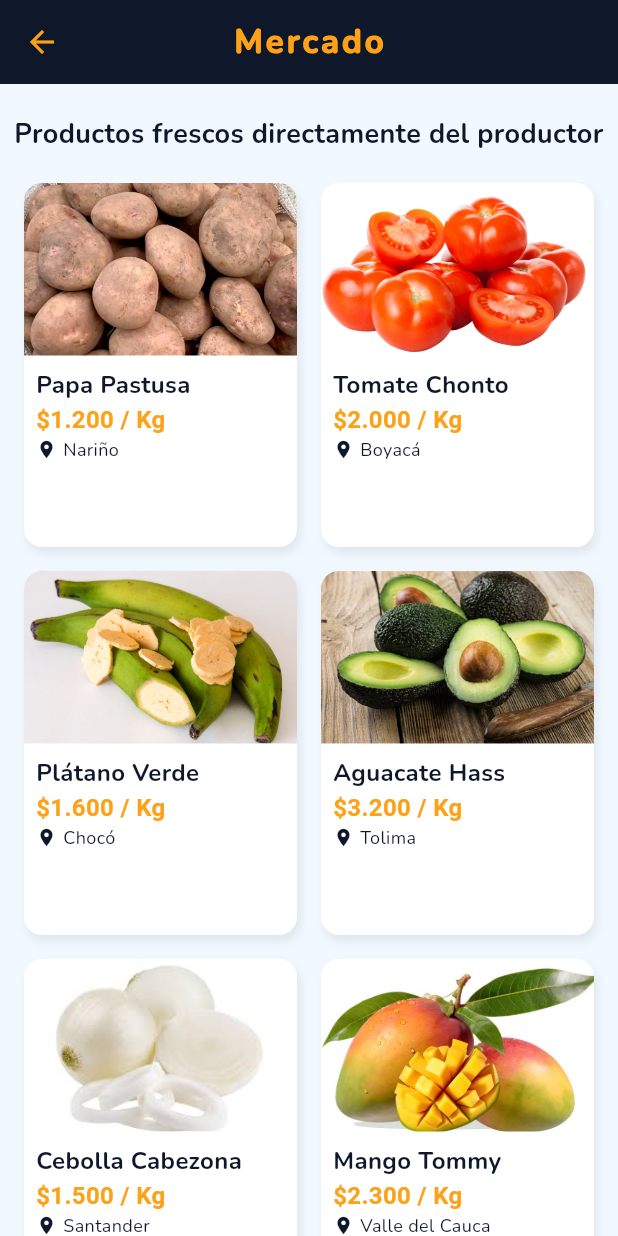
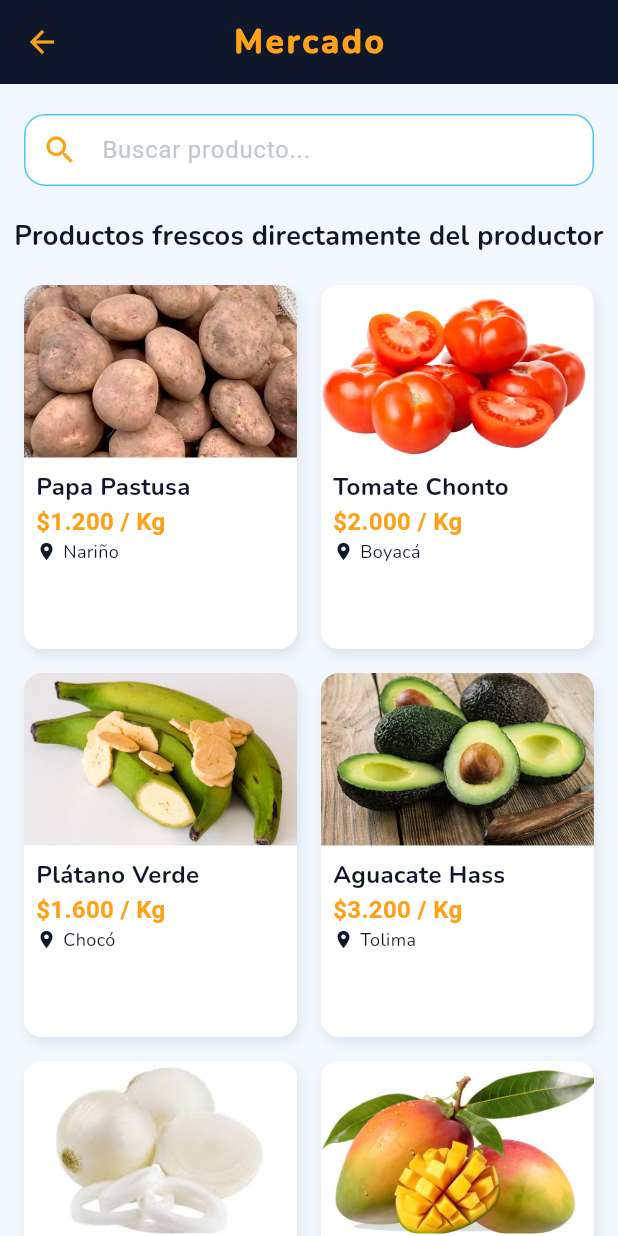
Before and after one commit to VicoCalvera/UbiApp_ProyectoFinal, a Flutter app: the MercadoScreen screen opened by its route, on a phone screen of 412 x 824 dp. Run offline on Flutter 3.47's test engine with Material 3 defaults, Android fonts, the light colour scheme and no system bars; our stand-ins replace flutter_secure_storage, geolocator, google_maps_flutter, local_auth; accounts and stored records are empty; Roboto replaces fonts that are missing (Poppins).

```diff
--- a/lib/screens/location_screen.dart
+++ b/lib/screens/location_screen.dart
@@ -1,5 +1,6 @@
 import 'package:flutter/material.dart';
 import '../services/location_service.dart';
+import 'map_screen.dart';
 
 class LocationScreen extends StatefulWidget {
   LocationScreen({Key? key}) : super(key: key);
@@ -32,6 +33,18 @@
     }
   }
 
+  void _openMap() {
+    if (_latitude != null && _longitude != null) {
+      Navigator.push(
+        context,
+        MaterialPageRoute(
+          builder: (context) =>
+              MapScreen(latitude: _latitude!, longitude: _longitude!),
+        ),
+      );
+    }
+  }
+
   @override
   Widget build(BuildContext context) {
     return Scaffold(
@@ -48,7 +61,7 @@
         padding: const EdgeInsets.all(20),
         child: Column(
           children: [
-            // Banner decorativo superior
+            // Banner decorativo
             Container(
               height: 160,
               width: double.infinity,
@@ -93,6 +106,8 @@
                     ),
                   ),
                   const SizedBox(height: 30),
+
+                  // Botón obtener ubicación
                   ElevatedButton.icon(
                     onPressed: _getLocation,
                     icon: const Icon(Icons.my_location, color: Colors.white),
@@ -114,6 +129,32 @@
                       elevation: 4,
                     ),
                   ),
+
+                  const SizedBox(height: 20),
+
+                  // Botón para abrir el mapa
+                  if (_latitude != null && _longitude != null)
+                    ElevatedButton.icon(
+                      onPressed: _openMap,
+                      icon: const Icon(Icons.map, color: Colors.white),
+                      label: const Text(
+                        "Ver en mapa",
+                        style: TextStyle(
+                          fontSize: 16,
+                          fontWeight: FontWeight.bold,
+                          color: Colors.white,
+                        ),
+                      ),
+                      style: ElevatedButton.styleFrom(
+                        backgroundColor: const Color(0xFF0F172B),
+                        padding: const EdgeInsets.symmetric(
+                            vertical: 15, horizontal: 25),
+                        shape: RoundedRectangleBorder(
+                          borderRadius: BorderRadius.circular(15),
+                        ),
+                        elevation: 4,
+                      ),
+                    ),
                 ],
               ),
             ),
--- /dev/null
+++ b/lib/screens/map_screen.dart
@@ -0,0 +1,39 @@
+import 'package:flutter/material.dart';
+import 'package:google_maps_flutter/google_maps_flutter.dart';
+
+class MapScreen extends StatelessWidget {
+  final double latitude;
+  final double longitude;
+
+  const MapScreen({
+    super.key,
+    required this.latitude,
+    required this.longitude,
+  });
+
+  @override
+  Widget build(BuildContext context) {
+    final LatLng position = LatLng(latitude, longitude);
+
+    return Scaffold(
+      appBar: AppBar(
+        backgroundColor: const Color(0xFF0F172B),
+        title: const Text("Mapa", style: TextStyle(color: Color(0xFFFEA116))),
+        iconTheme: const IconThemeData(color: Color(0xFFFEA116)),
+      ),
+      body: GoogleMap(
+        initialCameraPosition: CameraPosition(
+          target: position,
+          zoom: 13,
+        ),
+        markers: {
+          Marker(
+            markerId: const MarkerId("current"),
+            position: position,
+            infoWindow: const InfoWindow(title: "Tu ubicación"),
+          ),
+        },
+      ),
+    );
+  }
+}
--- a/lib/screens/mercado_screen.dart
+++ b/lib/screens/mercado_screen.dart
@@ -1,135 +1,59 @@
 import 'package:flutter/material.dart';
 import 'producto_detalle_screen.dart';
 
-class MercadoScreen extends StatelessWidget {
+class MercadoScreen extends StatefulWidget {
   const MercadoScreen({super.key});
 
   @override
-  Widget build(BuildContext context) {
-    // Lista de productos ficticios
-    final List<Map<String, String>> productos = [
-           {
-        'nombre': 'Papa Pastusa',
-        'precio': '\$1.200 / Kg',
-        'ubicacion': 'Nariño',
-        'imagen': 'assets/images/papapastusa.jpg'
-      },
-      {
-        'nombre': 'Tomate Chonto',
-        'precio': '\$2.000 / Kg',
-        'ubicacion': 'Boyacá',
-        'imagen': 'assets/images/tomate.png'
-      },
-      {
-        'nombre': 'Plátano Verde',
-        'precio': '\$1.600 / Kg',
-        'ubicacion': 'Chocó',
-        'imagen': 'assets/images/platano_verde.jpeg'
-      },
-      {
-        'nombre': 'Aguacate Hass',
-        'precio': '\$3.200 / Kg',
-        'ubicacion': 'Tolima',
-        'imagen': 'assets/images/aguacate.png'
-      },
-      {
-        'nombre': 'Cebolla Cabezona',
-        'precio': '\$1.500 / Kg',
-        'ubicacion': 'Santander',
-        'imagen': 'assets/images/cebolla_cab.jpg'
-      },
-      {
-        'nombre': 'Mango Tommy',
-        'precio': '\$2.300 / Kg',
-        'ubicacion': 'Valle del Cauca',
-        'imagen': 'assets/images/mango.jpg'
-      },
-      {
-        'nombre': 'Lechuga Batavia',
-        'precio': '\$1.000 / Unidad',
-        'ubicacion': 'Cundinamarca',
-        'imagen': 'assets/images/lechuga.jpg'
-      },
-      {
-        'nombre': 'Banano',
-        'precio': '\$1.200 / Kg',
-        'ubicacion': 'Antioquia',
-        'imagen': 'assets/images/banano.jpg'
-      },
-      {
-        'nombre': 'Café Excelso',
-        'precio': '\$18.000 / Libra',
-        'ubicacion': 'Huila',
-        'imagen': 'assets/images/coffee.jpg'
-      },
-      {
-        'nombre': 'Maíz Amarillo',
-        'precio': '\$900 / Kg',
-        'ubicacion': 'Córdoba',
-        'imagen': 'assets/images/maiz.jpg'
-      },
-      {
-        'nombre': 'Cacao en Grano',
-        'precio': '\$21.000 / Kg',
-        'ubicacion': 'Cauca',
-        'imagen': 'assets/images/cacao.jpeg'
-      },
-      {
-        'nombre': 'Yuca',
-        'precio': '\$1.000 / Kg',
-        'ubicacion': 'Meta',
-        'imagen': 'assets/images/yuca.jpg'
-      },
-      {
-        'nombre': 'Naranja Valencia',
-        'precio': '\$1.200 / Kg',
-        'ubicacion': 'Atlántico',
-        'imagen': 'assets/images/naranja.jpg'
-      },
-      {
-        'nombre': 'Piña Oro Miel',
-        'precio': '\$2.400 / Unidad',
-        'ubicacion': 'Quindío',
-        'imagen': 'assets/images/papacriolla.jpg'
-      },
-      {
-        'nombre': 'Arroz Paddy',
-        'precio': '\$2.100 / Kg',
-        'ubicacion': 'Sucre',
-        'imagen': 'assets/images/arroz.jpg'
-      },
-      {
-        'nombre': 'Frijol Bola Roja',
-        'precio': '\$4.200 / Kg',
-        'ubicacion': 'Norte de Santander',
-        'imagen': 'assets/images/frijol.jpg'
-      },
-      {
-        'nombre': 'Papa Criolla',
-        'precio': '\$2.800 / Kg',
-        'ubicacion': 'Caldas',
-        'imagen': 'assets/images/papacriolla.jpg'
-      },
-      {
-        'nombre': 'Cilantro',
-        'precio': '\$500 / Manojo',
-        'ubicacion': 'Risaralda',
-        'imagen': 'assets/images/cilantro.jpg'
-      },
-      {
-        'nombre': 'Lulo',
-        'precio': '\$3.000 / Kg',
-        'ubicacion': 'Putumayo',
-        'imagen': 'assets/images/lulo.jpg'
-      },
-      {
-        'nombre': 'Guayaba',
-        'precio': '\$2.700 / Kg',
-        'ubicacion': 'Casanare',
-        'imagen': 'assets/images/guayaba.jpg'
-      },
+  State<MercadoScreen> createState() => _MercadoScreenState();
+}
+
+class _MercadoScreenState extends State<MercadoScreen> {
+  final TextEditingController _searchController = TextEditingController();
+  late List<Map<String, String>> productos;
+  late List<Map<String, String>> productosFiltrados;
+
+  @override
+  void initState() {
+    super.initState();
+
+    productos = [
+      {'nombre': 'Papa Pastusa', 'precio': '\$1.200 / Kg', 'ubicacion': 'Nariño', 'imagen': 'assets/images/papapastusa.jpg'},
+      {'nombre': 'Tomate Chonto', 'precio': '\$2.000 / Kg', 'ubicacion': 'Boyacá', 'imagen': 'assets/images/tomate.png'},
+      {'nombre': 'Plátano Verde', 'precio': '\$1.600 / Kg', 'ubicacion': 'Chocó', 'imagen': 'assets/images/platano_verde.jpeg'},
+      {'nombre': 'Aguacate Hass', 'precio': '\$3.200 / Kg', 'ubicacion': 'Tolima', 'imagen': 'assets/images/aguacate.png'},
+      {'nombre': 'Cebolla Cabezona', 'precio': '\$1.500 / Kg', 'ubicacion': 'Santander', 'imagen': 'assets/images/cebolla_cab.jpg'},
+      {'nombre': 'Mango Tommy', 'precio': '\$2.300 / Kg', 'ubicacion': 'Valle del Cauca', 'imagen': 'assets/images/mango.jpg'},
+      {'nombre': 'Lechuga Batavia', 'precio': '\$1.000 / Unidad', 'ubicacion': 'Cundinamarca', 'imagen': 'assets/images/lechuga.jpg'},
+      {'nombre': 'Banano', 'precio': '\$1.200 / Kg', 'ubicacion': 'Antioquia', 'imagen': 'assets/images/banano.jpg'},
+      {'nombre': 'Café Excelso', 'precio': '\$18.000 / Libra', 'ubicacion': 'Huila', 'imagen': 'assets/images/coffee.jpg'},
+      {'nombre': 'Maíz Amarillo', 'precio': '\$900 / Kg', 'ubicacion': 'Córdoba', 'imagen': 'assets/images/maiz.jpg'},
+      {'nombre': 'Cacao en Grano', 'precio': '\$21.000 / Kg', 'ubicacion': 'Cauca', 'imagen': 'assets/images/cacao.jpeg'},
+      {'nombre': 'Yuca', 'precio': '\$1.000 / Kg', 'ubicacion': 'Meta', 'imagen': 'assets/images/yuca.jpg'},
+      {'nombre': 'Naranja Valencia', 'precio': '\$1.200 / Kg', 'ubicacion': 'Atlántico', 'imagen': 'assets/images/naranja.jpg'},
+      {'nombre': 'Piña Oro Miel', 'precio': '\$2.400 / Unidad', 'ubicacion': 'Quindío', 'imagen': 'assets/images/piña.jpg'},
+      {'nombre': 'Arroz Paddy', 'precio': '\$2.100 / Kg', 'ubicacion': 'Sucre', 'imagen': 'assets/images/arroz.jpg'},
+      {'nombre': 'Frijol Bola Roja', 'precio': '\$4.200 / Kg', 'ubicacion': 'Norte de Santander', 'imagen': 'assets/images/frijol.jpg'},
+      {'nombre': 'Papa Criolla', 'precio': '\$2.800 / Kg', 'ubicacion': 'Caldas', 'imagen': 'assets/images/papacriolla.jpg'},
+      {'nombre': 'Cilantro', 'precio': '\$500 / Manojo', 'ubicacion': 'Risaralda', 'imagen': 'assets/images/cilantro.jpg'},
+      {'nombre': 'Lulo', 'precio': '\$3.000 / Kg', 'ubicacion': 'Putumayo', 'imagen': 'assets/images/lulo.jpg'},
+      {'nombre': 'Guayaba', 'precio': '\$2.700 / Kg', 'ubicacion': 'Casanare', 'imagen': 'assets/images/guayaba.jpg'},
     ];
 
+    productosFiltrados = List.from(productos);
+  }
+
+  void _filtrar(String query) {
+    setState(() {
+      productosFiltrados = productos.where((producto) {
+        final nombre = producto['nombre']!.toLowerCase();
+        return nombre.contains(query.toLowerCase());
+      }).toList();
+    });
+  }
+
+  @override
+  Widget build(BuildContext context) {
     return Scaffold(
       backgroundColor: const Color(0xFFF1F8FF),
       appBar: AppBar(
@@ -148,6 +72,27 @@
         child: Column(
           children: [
             const SizedBox(height: 20),
+
+            // BUSCADOR
+            Padding(
+              padding: const EdgeInsets.symmetric(horizontal: 16),
+              child: TextField(
+                controller: _searchController,
+                onChanged: _filtrar,
+                decoration: InputDecoration(
+                  hintText: "Buscar producto...",
+                  prefixIcon: const Icon(Icons.search, color: Color(0xFFFEA116)),
+                  filled: true,
+                  fillColor: Colors.white,
+                  contentPadding: const EdgeInsets.symmetric(vertical: 12),
+                  border: OutlineInputBorder(
+                    borderRadius: BorderRadius.circular(12),
+                  ),
+                ),
+              ),
+            ),
+
+            const SizedBox(height: 20),
             const Text(
               'Productos frescos directamente del productor',
               style: TextStyle(
@@ -160,13 +105,13 @@
             ),
             const SizedBox(height: 20),
 
-            // GRID DE PRODUCTOS
+            // GRID
             Padding(
               padding: const EdgeInsets.symmetric(horizontal: 16),
               child: GridView.builder(
                 shrinkWrap: true,
                 physics: const NeverScrollableScrollPhysics(),
-                itemCount: productos.length,
+                itemCount: productosFiltrados.length,
                 gridDelegate: const SliverGridDelegateWithFixedCrossAxisCount(
                   crossAxisCount: 2,
                   mainAxisSpacing: 16,
@@ -174,7 +119,7 @@
                   childAspectRatio: 0.75,
                 ),
                 itemBuilder: (context, index) {
-                  final producto = productos[index];
+                  final producto = productosFiltrados[index];
                   return GestureDetector(
                     onTap: () {
                       Navigator.push(
@@ -212,37 +157,13 @@
                             child: Column(
                               crossAxisAlignment: CrossAxisAlignment.start,
                               children: [
-                                Text(
-                                  producto['nombre']!,
-                                  style: const TextStyle(
-                                    fontWeight: FontWeight.bold,
-                                    fontFamily: 'Nunito',
-                                    color: Color(0xFF0F172B),
-                                  ),
-                                ),
-                                Text(
-                                  producto['precio']!,
-                                  style: const TextStyle(
-                                    color: Color(0xFFFEA116),
-                                    fontWeight: FontWeight.bold,
-                                  ),
-                                ),
+                                Text(producto['nombre']!, style: const TextStyle(fontWeight: FontWeight.bold, fontFamily: 'Nunito', color: Color(0xFF0F172B))),
+                                Text(producto['precio']!, style: const TextStyle(color: Color(0xFFFEA116), fontWeight: FontWeight.bold)),
                                 Row(
                                   children: [
-                                    const Icon(Icons.location_on,
-                                        size: 14, color: Color(0xFF0F172B)),
+                                    const Icon(Icons.location_on, size: 14, color: Color(0xFF0F172B)),
                                     const SizedBox(width: 4),
-                                    Expanded(
-                                      child: Text(
-                                        producto['ubicacion']!,
-                                        overflow: TextOverflow.ellipsis,
-                                        style: const TextStyle(
-                                          fontSize: 12,
-                                          fontFamily: 'Nunito',
-                                          color: Color(0xFF0F172B),
-                                        ),
-                                      ),
-                                    )
+                                    Expanded(child: Text(producto['ubicacion']!, overflow: TextOverflow.ellipsis, style: const TextStyle(fontSize: 12, fontFamily: 'Nunito', color: Color(0xFF0F172B)))),
                                   ],
                                 ),
                               ],
@@ -255,7 +176,6 @@
                 },
               ),
             ),
-
             const SizedBox(height: 40),
           ],
         ),
--- a/pubspec.yaml
+++ b/pubspec.yaml
@@ -38,6 +38,7 @@
   rename: ^3.1.0
   flutter_compass: ^0.8.1
   geolocator: 10.1.0
+  google_maps_flutter: ^2.7.0
 
 dev_dependencies:
   flutter_test:
```
Also changed, not shown: pubspec.lock, 2 other files.
